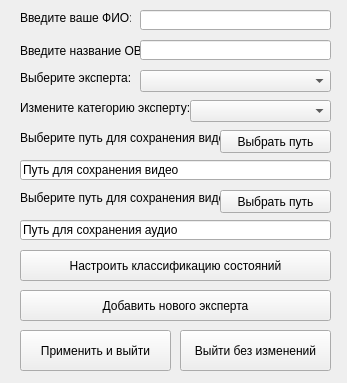
The window that Menu_leader.ui (arbuzov751/Gui_for_diplom) describes before a commit, drawn with Qt 5.
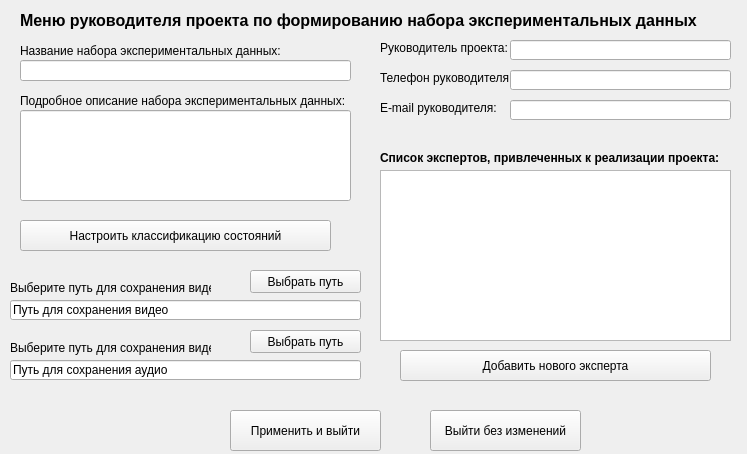
The same window after the commit.

Commit message: Миша, это пока предварительное видение. Буду думать. И еще. Шрифт нужен крупнее, чем сейчас. До 10-12. А то ничего не видно будет. Ну и уже понятно, что БД будем дорабатывать

Patch:
```diff
--- a/Menu_leader.ui
+++ b/Menu_leader.ui
@@ -6,22 +6,10 @@
    <rect>
     <x>0</x>
     <y>0</y>
-    <width>347</width>
-    <height>383</height>
+    <width>747</width>
+    <height>454</height>
    </rect>
   </property>
-  <property name="minimumSize">
-   <size>
-    <width>347</width>
-    <height>383</height>
-   </size>
-  </property>
-  <property name="maximumSize">
-   <size>
-    <width>347</width>
-    <height>383</height>
-   </size>
-  </property>
   <property name="windowTitle">
    <string>Меню для руководителя</string>
   </property>
@@ -31,43 +19,30 @@
      <rect>
       <x>20</x>
       <y>40</y>
-      <width>121</width>
+      <width>291</width>
       <height>21</height>
      </rect>
     </property>
     <property name="text">
-     <string>Введите название ОВ:</string>
+     <string>Название набора экспериментальных данных:</string>
     </property>
    </widget>
    <widget class="QLineEdit" name="lineEdit_ts">
     <property name="geometry">
      <rect>
-      <x>140</x>
-      <y>40</y>
-      <width>191</width>
-      <height>20</height>
-     </rect>
-    </property>
-   </widget>
-   <widget class="QLabel" name="label_expert">
-    <property name="geometry">
-     <rect>
       <x>20</x>
-      <y>70</y>
-      <width>111</width>
-      <height>16</height>
+      <y>60</y>
+      <width>331</width>
+      <height>21</height>
      </rect>
     </property>
-    <property name="text">
-     <string>Выберите эксперта:</string>
-    </property>
    </widget>
    <widget class="QLineEdit" name="lineEdit_path_to_save_video">
     <property name="geometry">
      <rect>
-      <x>20</x>
-      <y>160</y>
-      <width>311</width>
+      <x>10</x>
+      <y>300</y>
+      <width>351</width>
       <height>20</height>
      </rect>
     </property>
@@ -78,8 +53,8 @@
    <widget class="QLabel" name="label_path_to_save_video">
     <property name="geometry">
      <rect>
-      <x>20</x>
-      <y>130</y>
+      <x>10</x>
+      <y>280</y>
       <width>201</width>
       <height>16</height>
      </rect>
@@ -91,8 +66,8 @@
    <widget class="QPushButton" name="pushButton_path_to_save_video">
     <property name="geometry">
      <rect>
-      <x>220</x>
-      <y>130</y>
+      <x>250</x>
+      <y>270</y>
       <width>111</width>
       <height>23</height>
      </rect>
@@ -104,8 +79,8 @@
    <widget class="QLabel" name="label_path_to_save_audio">
     <property name="geometry">
      <rect>
-      <x>20</x>
-      <y>190</y>
+      <x>10</x>
+      <y>340</y>
       <width>201</width>
       <height>16</height>
      </rect>
@@ -117,9 +92,9 @@
    <widget class="QLineEdit" name="lineEdit_path_to_save_audio">
     <property name="geometry">
      <rect>
-      <x>20</x>
-      <y>220</y>
-      <width>311</width>
+      <x>10</x>
+      <y>360</y>
+      <width>351</width>
       <height>20</height>
      </rect>
     </property>
@@ -130,8 +105,8 @@
    <widget class="QPushButton" name="pushButton_path_to_save_audio">
     <property name="geometry">
      <rect>
-      <x>220</x>
-      <y>190</y>
+      <x>250</x>
+      <y>330</y>
       <width>111</width>
       <height>23</height>
      </rect>
@@ -140,24 +115,11 @@
      <string>Выбрать путь</string>
     </property>
    </widget>
-   <widget class="QLabel" name="label_expert_category">
-    <property name="geometry">
-     <rect>
-      <x>20</x>
-      <y>100</y>
-      <width>171</width>
-      <height>16</height>
-     </rect>
-    </property>
-    <property name="text">
-     <string>Измените категорию эксперту:</string>
-    </property>
-   </widget>
    <widget class="QPushButton" name="pushButton_class_fatigue">
     <property name="geometry">
      <rect>
       <x>20</x>
-      <y>250</y>
+      <y>220</y>
       <width>311</width>
       <height>31</height>
      </rect>
@@ -169,8 +131,8 @@
    <widget class="QPushButton" name="pushButton_save">
     <property name="geometry">
      <rect>
-      <x>20</x>
-      <y>330</y>
+      <x>230</x>
+      <y>410</y>
       <width>151</width>
       <height>41</height>
      </rect>
@@ -182,8 +144,8 @@
    <widget class="QPushButton" name="pushButton_exit">
     <property name="geometry">
      <rect>
-      <x>180</x>
-      <y>330</y>
+      <x>430</x>
+      <y>410</y>
       <width>151</width>
       <height>41</height>
      </rect>
@@ -195,8 +157,8 @@
    <widget class="QPushButton" name="pushButton_add_expert">
     <property name="geometry">
      <rect>
-      <x>20</x>
-      <y>290</y>
+      <x>400</x>
+      <y>350</y>
       <width>311</width>
       <height>31</height>
      </rect>
@@ -208,43 +170,142 @@
    <widget class="QLabel" name="label_name_leader">
     <property name="geometry">
      <rect>
-      <x>20</x>
-      <y>10</y>
-      <width>111</width>
+      <x>380</x>
+      <y>40</y>
+      <width>131</width>
       <height>16</height>
      </rect>
     </property>
     <property name="text">
-     <string>Введите ваше ФИО:</string>
+     <string>Руководитель проекта:</string>
     </property>
    </widget>
    <widget class="QLineEdit" name="lineEdit_name_leader">
     <property name="geometry">
      <rect>
-      <x>140</x>
+      <x>510</x>
+      <y>40</y>
+      <width>221</width>
+      <height>20</height>
+     </rect>
+    </property>
+   </widget>
+   <widget class="QLabel" name="label_name_leader_2">
+    <property name="geometry">
+     <rect>
+      <x>380</x>
+      <y>150</y>
+      <width>341</width>
+      <height>16</height>
+     </rect>
+    </property>
+    <property name="font">
+     <font>
+      <weight>75</weight>
+      <bold>true</bold>
+     </font>
+    </property>
+    <property name="text">
+     <string>Список экспертов, привлеченных к реализации проекта:</string>
+    </property>
+   </widget>
+   <widget class="QLabel" name="label_ts_2">
+    <property name="geometry">
+     <rect>
+      <x>20</x>
       <y>10</y>
-      <width>191</width>
-      <height>20</height>
+      <width>711</width>
+      <height>21</height>
      </rect>
     </property>
+    <property name="font">
+     <font>
+      <family>Arial</family>
+      <pointsize>12</pointsize>
+      <weight>75</weight>
+      <bold>true</bold>
+     </font>
+    </property>
+    <property name="text">
+     <string>Меню руководителя проекта по формированию набора экспериментальных данных</string>
+    </property>
    </widget>
-   <widget class="QComboBox" name="comboBox_select_expert">
+   <widget class="QLabel" name="label_name_leader_3">
     <property name="geometry">
      <rect>
-      <x>140</x>
+      <x>380</x>
       <y>70</y>
-      <width>191</width>
-      <height>22</height>
+      <width>131</width>
+      <height>16</height>
      </rect>
     </property>
+    <property name="text">
+     <string>Телефон руководителя:</string>
+    </property>
    </widget>
-   <widget class="QComboBox" name="comboBox_category_expert">
+   <widget class="QLineEdit" name="lineEdit_name_leader_2">
     <property name="geometry">
      <rect>
-      <x>190</x>
+      <x>510</x>
+      <y>70</y>
+      <width>221</width>
+      <height>20</height>
+     </rect>
+    </property>
+   </widget>
+   <widget class="QLabel" name="label_name_leader_4">
+    <property name="geometry">
+     <rect>
+      <x>380</x>
       <y>100</y>
-      <width>141</width>
-      <height>22</height>
+      <width>131</width>
+      <height>16</height>
+     </rect>
+    </property>
+    <property name="text">
+     <string>E-mail руководителя:</string>
+    </property>
+   </widget>
+   <widget class="QLineEdit" name="lineEdit_name_leader_3">
+    <property name="geometry">
+     <rect>
+      <x>510</x>
+      <y>100</y>
+      <width>221</width>
+      <height>20</height>
+     </rect>
+    </property>
+   </widget>
+   <widget class="QLabel" name="label_ts_3">
+    <property name="geometry">
+     <rect>
+      <x>20</x>
+      <y>90</y>
+      <width>331</width>
+      <height>21</height>
+     </rect>
+    </property>
+    <property name="text">
+     <string>Подробное описание набора экспериментальных данных:</string>
+    </property>
+   </widget>
+   <widget class="QLineEdit" name="lineEdit_ts_2">
+    <property name="geometry">
+     <rect>
+      <x>20</x>
+      <y>110</y>
+      <width>331</width>
+      <height>91</height>
+     </rect>
+    </property>
+   </widget>
+   <widget class="QTableView" name="tableView">
+    <property name="geometry">
+     <rect>
+      <x>380</x>
+      <y>170</y>
+      <width>351</width>
+      <height>171</height>
      </rect>
     </property>
    </widget>
```
